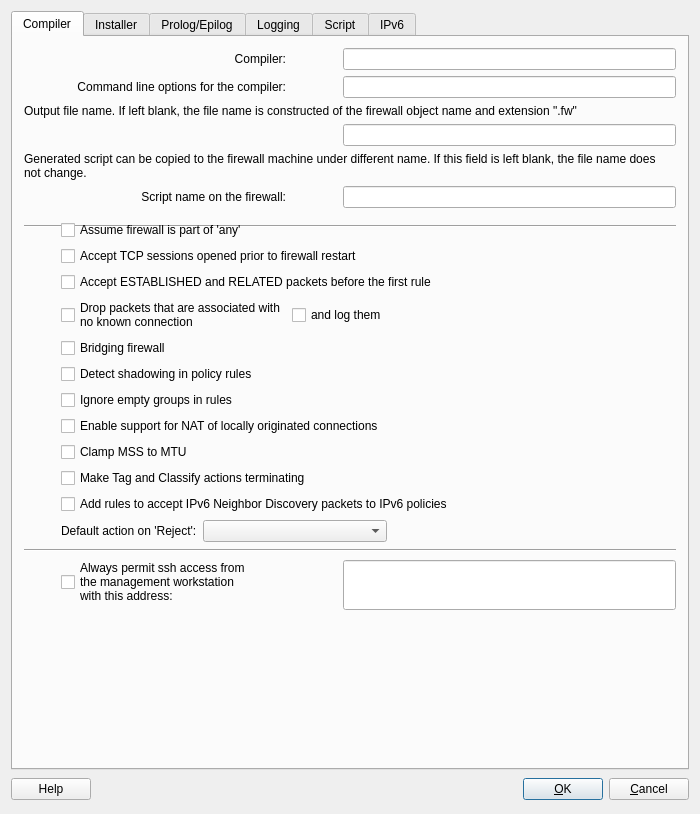
This is src/gui/iptadvanceddialog_q.ui in fwbuilder/fwbuilder as Qt 5 draws it before an edit. The edited form follows.
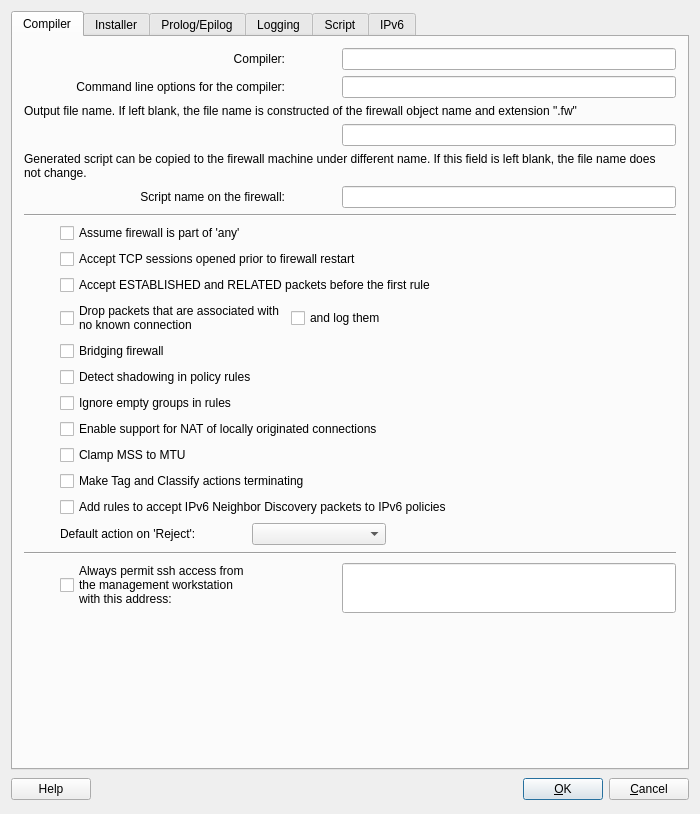
This is the edited form.

Diff of the .ui file:
```diff
--- a/src/gui/iptadvanceddialog_q.ui
+++ b/src/gui/iptadvanceddialog_q.ui
@@ -221,20 +221,7 @@
          </property>
         </widget>
        </item>
-       <item row="7" column="1" colspan="5" >
-        <widget class="QCheckBox" name="assumeFwIsPartOfAny" >
-         <property name="sizePolicy" >
-          <sizepolicy vsizetype="Fixed" hsizetype="Minimum" >
-           <horstretch>0</horstretch>
-           <verstretch>0</verstretch>
-          </sizepolicy>
-         </property>
-         <property name="text" >
-          <string>Assume firewall is part of 'any'</string>
-         </property>
-        </widget>
-       </item>
-       <item rowspan="6" row="8" column="0" >
+       <item row="10" column="0" rowspan="6">
         <spacer>
          <property name="orientation" >
           <enum>Qt::Horizontal</enum>
@@ -250,10 +237,10 @@
          </property>
         </spacer>
        </item>
-       <item row="8" column="1" colspan="5" >
-        <widget class="QCheckBox" name="acceptSessions" >
-         <property name="sizePolicy" >
-          <sizepolicy vsizetype="Fixed" hsizetype="Minimum" >
+       <item row="10" column="1" colspan="5">
+        <widget class="QCheckBox" name="acceptSessions">
+         <property name="sizePolicy">
+          <sizepolicy hsizetype="Minimum" vsizetype="Fixed">
            <horstretch>0</horstretch>
            <verstretch>0</verstretch>
           </sizepolicy>
@@ -263,10 +250,10 @@
          </property>
         </widget>
        </item>
-       <item row="9" column="1" colspan="5" >
-        <widget class="QCheckBox" name="acceptESTBeforeFirst" >
-         <property name="sizePolicy" >
-          <sizepolicy vsizetype="Fixed" hsizetype="Minimum" >
+       <item row="11" column="1" colspan="5">
+        <widget class="QCheckBox" name="acceptESTBeforeFirst">
+         <property name="sizePolicy">
+          <sizepolicy hsizetype="Minimum" vsizetype="Fixed">
            <horstretch>0</horstretch>
            <verstretch>0</verstretch>
           </sizepolicy>
@@ -276,22 +263,22 @@
          </property>
         </widget>
        </item>
-       <item row="10" column="1" colspan="2" >
-        <widget class="QCheckBox" name="dropInvalid" >
-         <property name="text" >
+       <item row="12" column="1" colspan="2">
+        <widget class="QCheckBox" name="dropInvalid">
+         <property name="text">
           <string>Drop packets that are associated with
 no known connection</string>
          </property>
         </widget>
        </item>
-       <item row="10" column="3" colspan="2" >
-        <widget class="QCheckBox" name="logInvalid" >
-         <property name="text" >
+       <item row="12" column="3" colspan="2">
+        <widget class="QCheckBox" name="logInvalid">
+         <property name="text">
           <string>and log them</string>
          </property>
         </widget>
        </item>
-       <item row="10" column="5" >
+       <item row="12" column="5">
         <spacer>
          <property name="orientation" >
           <enum>Qt::Horizontal</enum>
@@ -307,10 +294,10 @@
          </property>
         </spacer>
        </item>
-       <item row="11" column="1" colspan="5" >
-        <widget class="QCheckBox" name="bridge" >
-         <property name="sizePolicy" >
-          <sizepolicy vsizetype="Fixed" hsizetype="Minimum" >
+       <item row="13" column="1" colspan="5">
+        <widget class="QCheckBox" name="bridge">
+         <property name="sizePolicy">
+          <sizepolicy hsizetype="Minimum" vsizetype="Fixed">
            <horstretch>0</horstretch>
            <verstretch>0</verstretch>
           </sizepolicy>
@@ -320,10 +307,10 @@
          </property>
         </widget>
        </item>
-       <item row="12" column="1" colspan="5" >
-        <widget class="QCheckBox" name="shadowing" >
-         <property name="sizePolicy" >
-          <sizepolicy vsizetype="Fixed" hsizetype="Minimum" >
+       <item row="14" column="1" colspan="5">
+        <widget class="QCheckBox" name="shadowing">
+         <property name="sizePolicy">
+          <sizepolicy hsizetype="Minimum" vsizetype="Fixed">
            <horstretch>0</horstretch>
            <verstretch>0</verstretch>
           </sizepolicy>
@@ -333,10 +320,10 @@
          </property>
         </widget>
        </item>
-       <item row="13" column="1" colspan="5" >
-        <widget class="QCheckBox" name="emptyGroups" >
-         <property name="sizePolicy" >
-          <sizepolicy vsizetype="Fixed" hsizetype="Minimum" >
+       <item row="15" column="1" colspan="5">
+        <widget class="QCheckBox" name="emptyGroups">
+         <property name="sizePolicy">
+          <sizepolicy hsizetype="Minimum" vsizetype="Fixed">
            <horstretch>0</horstretch>
            <verstretch>0</verstretch>
           </sizepolicy>
@@ -346,10 +333,10 @@
          </property>
         </widget>
        </item>
-       <item row="14" column="1" colspan="5" >
-        <widget class="QCheckBox" name="localNAT" >
-         <property name="sizePolicy" >
-          <sizepolicy vsizetype="Fixed" hsizetype="Minimum" >
+       <item row="16" column="1" colspan="5">
+        <widget class="QCheckBox" name="localNAT">
+         <property name="sizePolicy">
+          <sizepolicy hsizetype="Minimum" vsizetype="Fixed">
            <horstretch>0</horstretch>
            <verstretch>0</verstretch>
           </sizepolicy>
@@ -359,10 +346,10 @@
          </property>
         </widget>
        </item>
-       <item row="15" column="1" colspan="5" >
-        <widget class="QCheckBox" name="clampMSStoMTU" >
-         <property name="sizePolicy" >
-          <sizepolicy vsizetype="Fixed" hsizetype="Minimum" >
+       <item row="17" column="1" colspan="5">
+        <widget class="QCheckBox" name="clampMSStoMTU">
+         <property name="sizePolicy">
+          <sizepolicy hsizetype="Minimum" vsizetype="Fixed">
            <horstretch>0</horstretch>
            <verstretch>0</verstretch>
           </sizepolicy>
@@ -379,16 +366,16 @@
          </property>
         </widget>
        </item>
-       <item row="16" column="1" colspan="5" >
-        <widget class="QCheckBox" name="makeTagClassifyTerminating" >
-         <property name="text" >
+       <item row="18" column="1" colspan="5">
+        <widget class="QCheckBox" name="makeTagClassifyTerminating">
+         <property name="text">
           <string>Make Tag and Classify actions terminating</string>
          </property>
         </widget>
        </item>
-       <item row="17" column="1" colspan="5" >
-        <widget class="QCheckBox" name="ipv6NeighborDiscovery" >
-         <property name="toolTip" >
+       <item row="19" column="1" colspan="5">
+        <widget class="QCheckBox" name="ipv6NeighborDiscovery">
+         <property name="toolTip">
           <string>Compiler will automatically generate rules to permit ICMP6 packets used in IPv6
 Neighbor Discovery after the rules that accept ESTABLISHED,RELATE and before 
 the rule that drops packets in state INVALID.</string>
@@ -398,9 +385,9 @@
          </property>
         </widget>
        </item>
-       <item row="18" column="1" >
-        <widget class="QLabel" name="textLabel9" >
-         <property name="text" >
+       <item row="20" column="1">
+        <widget class="QLabel" name="textLabel9">
+         <property name="text">
           <string>Default action on 'Reject':</string>
          </property>
          <property name="wordWrap" >
@@ -408,10 +395,10 @@
          </property>
         </widget>
        </item>
-       <item row="18" column="2" colspan="3" >
-        <widget class="QComboBox" name="actionOnReject" />
+       <item row="20" column="2" colspan="3">
+        <widget class="QComboBox" name="actionOnReject"/>
        </item>
-       <item row="18" column="5" >
+       <item row="20" column="5">
         <spacer>
          <property name="orientation" >
           <enum>Qt::Horizontal</enum>
@@ -427,9 +414,9 @@
          </property>
         </spacer>
        </item>
-       <item rowspan="2" row="19" column="0" colspan="6" >
-        <widget class="Line" name="line4" >
-         <property name="frameShape" >
+       <item row="21" column="0" rowspan="2" colspan="6">
+        <widget class="Line" name="line4">
+         <property name="frameShape">
           <enum>QFrame::HLine</enum>
          </property>
          <property name="frameShadow" >
@@ -440,7 +427,7 @@
          </property>
         </widget>
        </item>
-       <item row="21" column="0" >
+       <item row="23" column="0">
         <spacer>
          <property name="orientation" >
           <enum>Qt::Horizontal</enum>
@@ -456,19 +443,19 @@
          </property>
         </spacer>
        </item>
-       <item rowspan="2" row="20" column="1" colspan="2" >
-        <widget class="QCheckBox" name="mgmt_ssh" >
-         <property name="text" >
+       <item row="22" column="1" rowspan="2" colspan="2">
+        <widget class="QCheckBox" name="mgmt_ssh">
+         <property name="text">
           <string>Always permit ssh access from
 the management workstation
 with this address:</string>
          </property>
         </widget>
        </item>
-       <item row="21" column="4" colspan="2" >
-        <widget class="QLineEdit" name="mgmt_addr" >
-         <property name="sizePolicy" >
-          <sizepolicy vsizetype="Fixed" hsizetype="Expanding" >
+       <item row="23" column="4" colspan="2">
+        <widget class="QLineEdit" name="mgmt_addr">
+         <property name="sizePolicy">
+          <sizepolicy hsizetype="Expanding" vsizetype="Fixed">
            <horstretch>0</horstretch>
            <verstretch>0</verstretch>
           </sizepolicy>
@@ -481,7 +468,7 @@
          </property>
         </widget>
        </item>
-       <item row="22" column="1" >
+       <item row="24" column="1">
         <spacer>
          <property name="orientation" >
           <enum>Qt::Vertical</enum>
@@ -497,6 +484,35 @@
          </property>
         </spacer>
        </item>
+       <item row="8" column="0">
+        <spacer name="verticalSpacer">
+         <property name="orientation">
+          <enum>Qt::Vertical</enum>
+         </property>
+         <property name="sizeType">
+          <enum>QSizePolicy::Maximum</enum>
+         </property>
+         <property name="sizeHint" stdset="0">
+          <size>
+           <width>0</width>
+           <height>0</height>
+          </size>
+         </property>
+        </spacer>
+       </item>
+       <item row="9" column="1">
+        <widget class="QCheckBox" name="assumeFwIsPartOfAny">
+         <property name="sizePolicy">
+          <sizepolicy hsizetype="Minimum" vsizetype="Fixed">
+           <horstretch>0</horstretch>
+           <verstretch>0</verstretch>
+          </sizepolicy>
+         </property>
+         <property name="text">
+          <string>Assume firewall is part of 'any'</string>
+         </property>
+        </widget>
+       </item>
       </layout>
      </widget>
      <widget class="QWidget" name="tab1" >
@@ -1441,7 +1457,7 @@
    </item>
   </layout>
  </widget>
- <layoutdefault spacing="6" margin="11" />
+ <layoutdefault spacing="6" margin="11"/>
  <tabstops>
   <tabstop>tabWidget</tabstop>
   <tabstop>compiler</tabstop>
```
Left out of the diff: 904 changed lines with no effect on the pictures.
